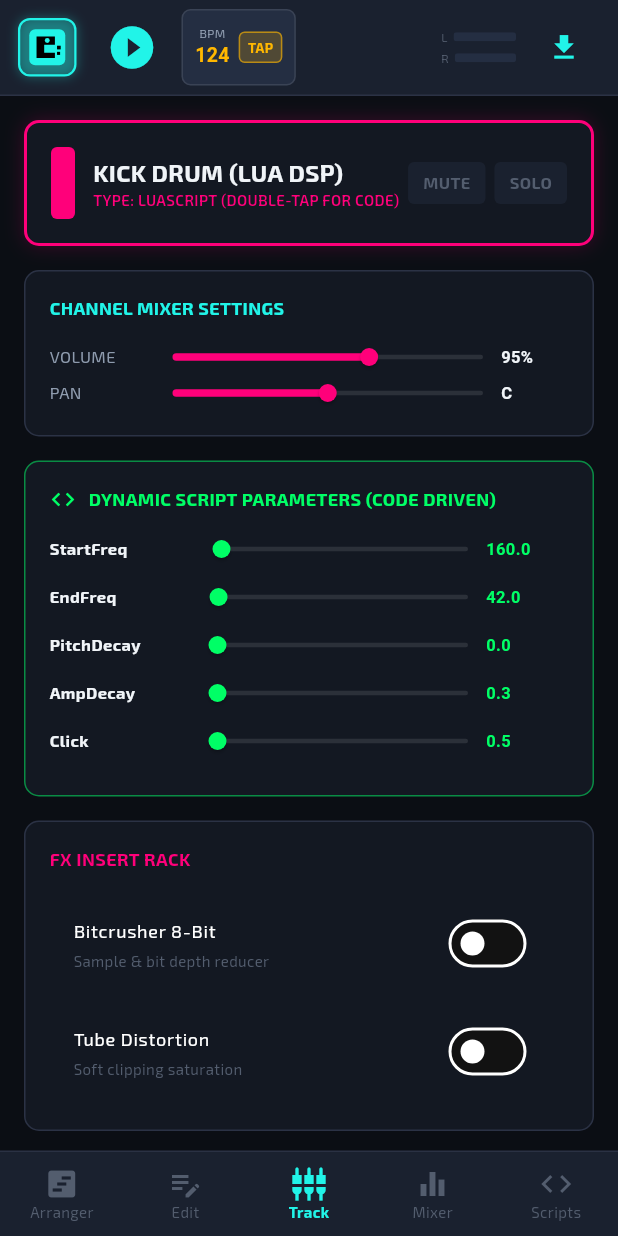
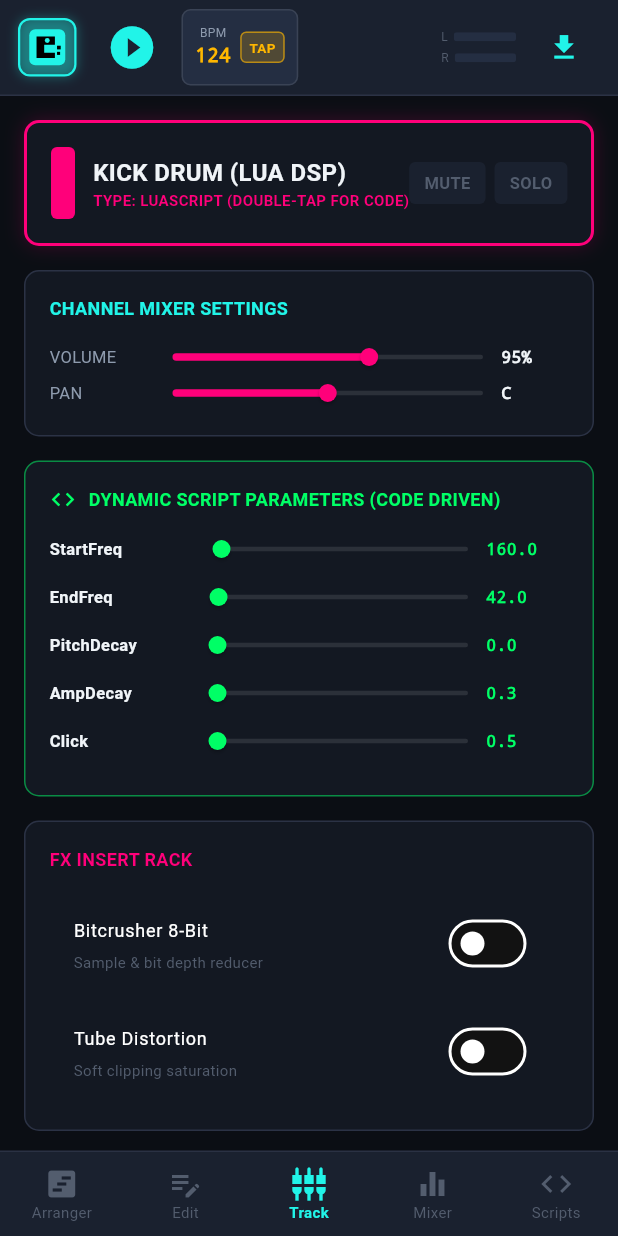
Before and after one commit to maddestlabs/eatbits, a Flutter app: the screen it shows after launch, item 3 of the bottom bar chosen, on a phone screen of 412 x 824 dp. Run offline on Flutter 3.47's test engine with Material 3 defaults, Android fonts, the phone set to English and light mode, and no system bars; our stand-ins replace web; missing offline and left inert: dart:js_interop; Roboto replaces fonts that are missing (Share Tech Mono).

Commit message:
Actions bug fix.

```diff
--- a/lib/theme/daw_theme.dart
+++ b/lib/theme/daw_theme.dart
@@ -1,5 +1,4 @@
 import 'package:flutter/material.dart';
-import 'package:google_fonts/google_fonts.dart';
 
 enum DawThemePreset {
   cyberpunkCyan,  // EatBits Default Neon Cyan & Dark Obsidian
@@ -13,31 +12,24 @@ class DawTheme {
 
   // --- Dual-Context Font Settings ---
   // Context 1: Primary UI Font (App Headers, Navigation, Track Titles, Buttons, Menus)
-  static String primaryFontName = 'Exo 2';
+  static String primaryFontName = 'Sans Serif';
 
   // Context 2: Display & Technical Font (BPM, Timecode, Meters, Parameters, Lua Code Workbench)
-  static String displayFontName = 'Share Tech Mono';
+  static String displayFontName = 'Monospace';
 
-
+  static const String _primaryFontFamily = 'sans-serif';
+  static const String _displayFontFamily = 'monospace';
 
   /// Get TextStyle dynamically for Context 1 (Primary UI) with safety fallback
   static TextStyle getPrimaryFontStyle({double? fontSize, FontWeight? fontWeight, Color? color, TextDecoration? decoration}) {
     final baseStyle = TextStyle(fontSize: fontSize, fontWeight: fontWeight, color: color, decoration: decoration);
-    try {
-      return GoogleFonts.getFont(primaryFontName, textStyle: baseStyle);
-    } catch (_) {
-      return baseStyle.copyWith(fontFamily: 'sans-serif');
-    }
+    return baseStyle.copyWith(fontFamily: _primaryFontFamily);
   }
 
   /// Get TextStyle dynamically for Context 2 (Display, Meters & Monospace Code) with safety fallback
   static TextStyle getDisplayFontStyle({double? fontSize, FontWeight? fontWeight, Color? color, TextDecoration? decoration}) {
     final baseStyle = TextStyle(fontSize: fontSize, fontWeight: fontWeight, color: color, decoration: decoration);
-    try {
-      return GoogleFonts.getFont(displayFontName, textStyle: baseStyle);
-    } catch (_) {
-      return baseStyle.copyWith(fontFamily: 'monospace');
-    }
+    return baseStyle.copyWith(fontFamily: _displayFontFamily);
   }
 
   static Color get backgroundDark {
@@ -134,15 +126,6 @@ class DawTheme {
     final isLight = currentPreset == DawThemePreset.studioLight;
     final baseTheme = isLight ? ThemeData.light() : ThemeData.dark();
 
-    TextTheme textTheme;
-    try {
-      textTheme = GoogleFonts.getTextTheme(primaryFontName, baseTheme.textTheme);
-    } catch (_) {
-      textTheme = baseTheme.textTheme;
-    }
-
-    final primaryFamily = getPrimaryFontStyle().fontFamily;
-
     return baseTheme.copyWith(
       scaffoldBackgroundColor: backgroundDark,
       primaryColor: primaryCyan,
@@ -152,8 +135,8 @@ class DawTheme {
         secondary: secondaryMagenta,
         surface: panelBackground,
       ),
-      textTheme: textTheme.apply(
-        fontFamily: primaryFamily,
+      textTheme: baseTheme.textTheme.apply(
+        fontFamily: _primaryFontFamily,
         bodyColor: textPrimary,
         displayColor: textPrimary,
       ).copyWith(
--- a/pubspec.yaml
+++ b/pubspec.yaml
@@ -36,7 +36,6 @@ dependencies:
   # Use with the CupertinoIcons class for iOS style icons.
   cupertino_icons: ^1.0.6
   web: 0.5.1
-  google_fonts: 6.2.1
 
 dev_dependencies:
   flutter_test:
```
Also changed, not shown: 2 other files.
